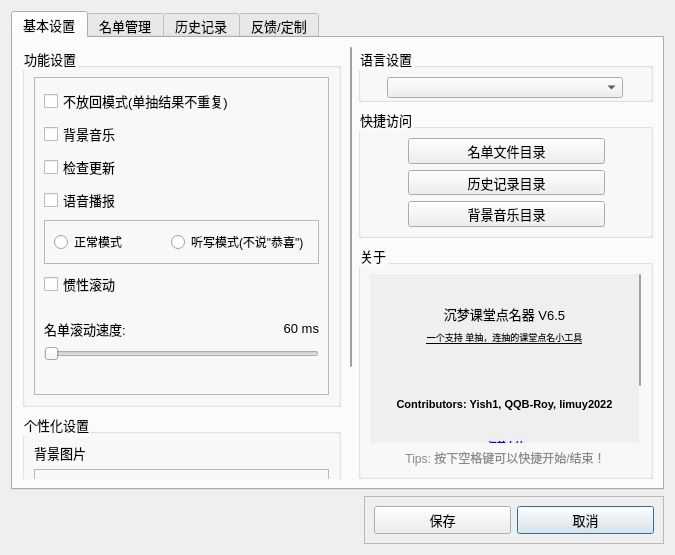
The window that Ui/Settings.ui (Yish1/Class-Roster-Picker-NEXT) describes before a commit, drawn with Qt 5.
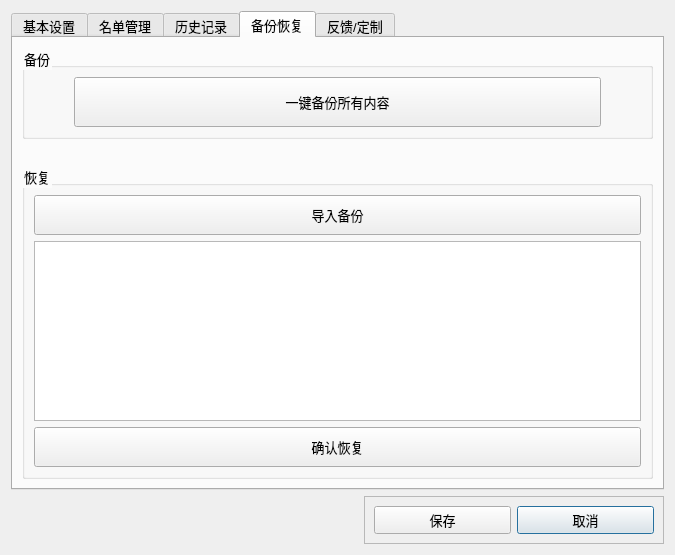
The same window after the commit. The open tabs and pages were chosen to show the change. Icons and pictures are not drawn.

Commit message: feat: 新增备份恢复功能

```diff
--- a/Ui/Settings.ui
+++ b/Ui/Settings.ui
@@ -316,6 +316,12 @@
               <verstretch>0</verstretch>
              </sizepolicy>
             </property>
+            <property name="minimumSize">
+             <size>
+              <width>0</width>
+              <height>20</height>
+             </size>
+            </property>
             <property name="styleSheet">
              <string notr="true">QLabel {
     color: rgb(138, 138, 138);
@@ -407,8 +413,8 @@
               <rect>
                <x>0</x>
                <y>0</y>
-               <width>263</width>
-               <height>328</height>
+               <width>262</width>
+               <height>370</height>
               </rect>
              </property>
              <property name="styleSheet">
@@ -580,9 +586,9 @@
           <property name="geometry">
            <rect>
             <x>0</x>
-            <y>-131</y>
+            <y>0</y>
             <width>328</width>
-            <height>588</height>
+            <height>596</height>
            </rect>
           </property>
           <property name="minimumSize">
@@ -1480,6 +1486,125 @@
        </item>
       </layout>
      </widget>
+     <widget class="QWidget" name="tab_5">
+      <attribute name="title">
+       <string>备份恢复</string>
+      </attribute>
+      <layout class="QGridLayout" name="gridLayout_21">
+       <item row="0" column="0">
+        <widget class="QGroupBox" name="groupBox_8">
+         <property name="title">
+          <string>备份</string>
+         </property>
+         <layout class="QGridLayout" name="gridLayout_22">
+          <item row="0" column="1">
+           <widget class="QPushButton" name="pushButton_18">
+            <property name="minimumSize">
+             <size>
+              <width>0</width>
+              <height>50</height>
+             </size>
+            </property>
+            <property name="text">
+             <string>一键备份所有内容</string>
+            </property>
+           </widget>
+          </item>
+          <item row="0" column="0">
+           <spacer name="horizontalSpacer">
+            <property name="orientation">
+             <enum>Qt::Horizontal</enum>
+            </property>
+            <property name="sizeType">
+             <enum>QSizePolicy::Minimum</enum>
+            </property>
+            <property name="sizeHint" stdset="0">
+             <size>
+              <width>40</width>
+              <height>20</height>
+             </size>
+            </property>
+           </spacer>
+          </item>
+          <item row="0" column="2">
+           <spacer name="horizontalSpacer_4">
+            <property name="orientation">
+             <enum>Qt::Horizontal</enum>
+            </property>
+            <property name="sizeType">
+             <enum>QSizePolicy::Minimum</enum>
+            </property>
+            <property name="sizeHint" stdset="0">
+             <size>
+              <width>40</width>
+              <height>20</height>
+             </size>
+            </property>
+           </spacer>
+          </item>
+         </layout>
+        </widget>
+       </item>
+       <item row="2" column="0">
+        <widget class="QGroupBox" name="groupBox_9">
+         <property name="title">
+          <string>恢复</string>
+         </property>
+         <layout class="QGridLayout" name="gridLayout_23">
+          <item row="2" column="0">
+           <widget class="QPushButton" name="pushButton_20">
+            <property name="minimumSize">
+             <size>
+              <width>0</width>
+              <height>40</height>
+             </size>
+            </property>
+            <property name="text">
+             <string>确认恢复</string>
+            </property>
+           </widget>
+          </item>
+          <item row="0" column="0">
+           <widget class="QPushButton" name="pushButton_19">
+            <property name="minimumSize">
+             <size>
+              <width>0</width>
+              <height>40</height>
+             </size>
+            </property>
+            <property name="text">
+             <string>导入备份</string>
+            </property>
+           </widget>
+          </item>
+          <item row="1" column="0">
+           <widget class="QListWidget" name="listWidget_3">
+            <property name="defaultDropAction">
+             <enum>Qt::IgnoreAction</enum>
+            </property>
+           </widget>
+          </item>
+         </layout>
+        </widget>
+       </item>
+       <item row="1" column="0">
+        <spacer name="verticalSpacer_7">
+         <property name="orientation">
+          <enum>Qt::Vertical</enum>
+         </property>
+         <property name="sizeType">
+          <enum>QSizePolicy::Fixed</enum>
+         </property>
+         <property name="sizeHint" stdset="0">
+          <size>
+           <width>20</width>
+           <height>20</height>
+          </size>
+         </property>
+        </spacer>
+       </item>
+      </layout>
+     </widget>
      <widget class="QWidget" name="tab_3">
       <attribute name="title">
        <string>反馈/定制</string>
```
Left out of the diff: 4 changed lines with no effect on the pictures. The commit also changes 8 other files.
